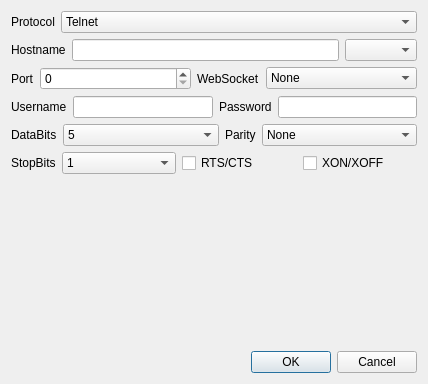
Old version of the form src/quickconnectwindow.ui in the repository QQxiaoming/quardCRT.
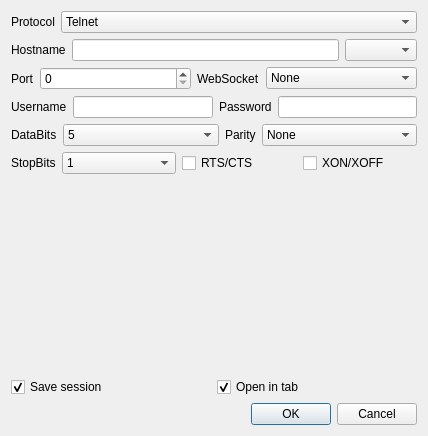
New version of the form.

Commit message: src:Quick Connect supports the selection of only opening sessions and only saving sessions

```diff
--- a/src/quickconnectwindow.ui
+++ b/src/quickconnectwindow.ui
@@ -7,7 +7,7 @@
     <x>0</x>
     <y>0</y>
     <width>428</width>
-    <height>384</height>
+    <height>436</height>
    </rect>
   </property>
   <property name="windowTitle">
@@ -302,6 +302,30 @@
        </property>
       </spacer>
      </item>
+     <item>
+      <layout class="QHBoxLayout" name="horizontalLayout_7">
+       <item>
+        <widget class="QCheckBox" name="checkBoxSaveSession">
+         <property name="text">
+          <string>Save session</string>
+         </property>
+         <property name="checked">
+          <bool>true</bool>
+         </property>
+        </widget>
+       </item>
+       <item>
+        <widget class="QCheckBox" name="checkBoxOpenInTab">
+         <property name="text">
+          <string>Open in tab</string>
+         </property>
+         <property name="checked">
+          <bool>true</bool>
+         </property>
+        </widget>
+       </item>
+      </layout>
+     </item>
      <item>
       <widget class="QDialogButtonBox" name="buttonBox">
        <property name="orientation">
```
The commit also changes 40 other files.
